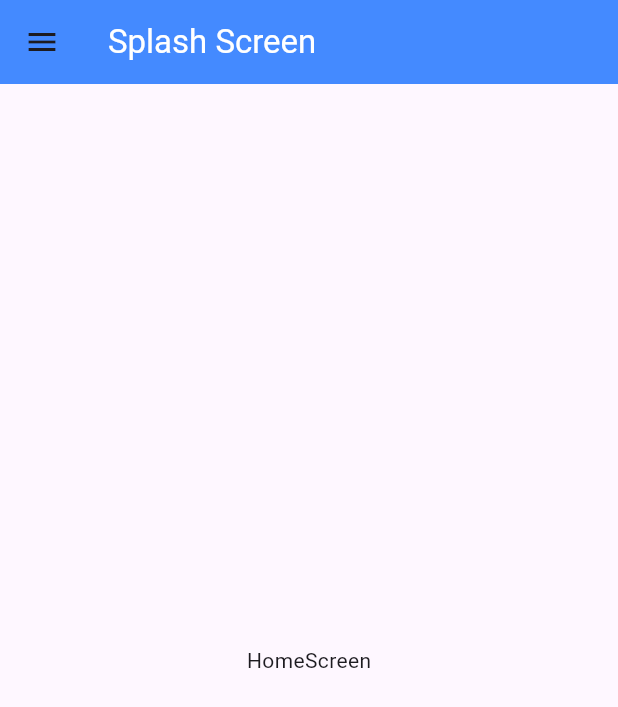
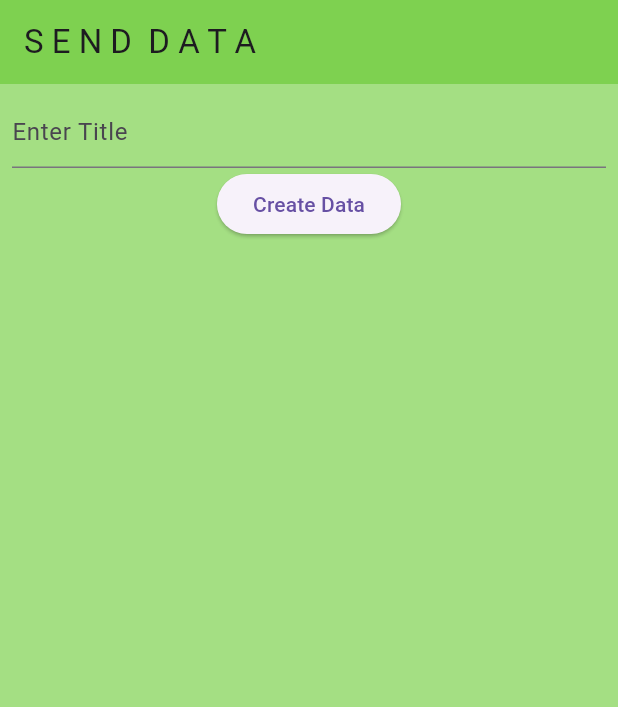
Before and after one commit to nkverma07/building_block, a Flutter app: the screen it shows after launch, on a phone screen of 412 x 824 dp. Shown: the top 707 px of the screen. Run offline on Flutter 3.47's test engine with Material 3 defaults, Android fonts, the light colour scheme and no system bars.

Commit message:
networking send data

```diff
--- a/lib/main.dart
+++ b/lib/main.dart
@@ -1,7 +1,7 @@
 
-import 'package:building_block/splash_screen.dart';
+import 'package:building_block/sendData.dart';
 import 'package:flutter/material.dart';
 
 void main() {
-  runApp(const StartSplashScreen());
+  runApp(const SendData());
 }
--- /dev/null
+++ b/lib/sendData.dart
@@ -0,0 +1,112 @@
+import 'dart:convert';
+
+import 'package:flutter/material.dart';
+import 'package:http/http.dart' as http;
+
+class Album {
+  final int id;
+  final String title;
+
+  Album({required this.id, required this.title});
+
+  factory Album.fromJson(Map<String, dynamic> json) {
+    return switch (json) {
+      {
+        'id': int id,
+        'title': String title,
+      } =>
+        Album(
+          id: id,
+          title: title,
+        ),
+      _ => throw const FormatException('Failed to load album.'),
+    };
+  }
+}
+
+Future<Album> createAlbum(String title) async {
+  final response =
+      await http.post(Uri.parse("https://jsonplaceholder.typicode.com/albums"),
+      headers: <String, String>{
+      'Content-Type': 'application/json; charset=UTF-8',
+    },
+    body: jsonEncode(<String, String>{
+      'title': title,
+    }),
+      );
+
+  if (response.statusCode == 201) {
+    return Album.fromJson(jsonDecode(response.body) as Map<String, dynamic>);
+  } else {
+    throw Exception("Data Not Found");
+  }
+}
+
+class SendData extends StatelessWidget {
+  const SendData({super.key});
+
+  @override
+  Widget build(BuildContext context) {
+    return const MaterialApp(
+      home: SendDataHome(),
+    );
+  }
+}
+
+class SendDataHome extends StatefulWidget {
+  const SendDataHome({super.key});
+
+  @override
+  State<SendDataHome> createState() => _SendDataomeState();
+}
+
+class _SendDataomeState extends State<SendDataHome> {
+  final TextEditingController _controller = TextEditingController();
+  Future<Album>? futureAlbum;
+  @override
+  Widget build(BuildContext context) {
+    return Scaffold(
+      backgroundColor: const Color.fromARGB(150, 100, 200, 300),
+      appBar: AppBar(
+      backgroundColor: const Color.fromARGB(150, 100, 200, 300),
+        title: const Text("S E N D  D A T A"),
+      ),
+      body: Container(
+        alignment: Alignment.center,
+        padding: const EdgeInsets.all(8),
+        child: (futureAlbum == null) ? buildColumn() : buildFutureBuilder(),
+      ),
+    );
+  }
+
+  Column buildColumn() {
+    return Column(
+      children: [
+        TextField(
+          controller: _controller,
+          decoration: const InputDecoration(hintText: 'Enter Title'),
+        ),
+        ElevatedButton(
+            onPressed: () {
+              setState(() {
+                futureAlbum = createAlbum(_controller.text.toString());
+              });
+            },
+            child: const Text('Create Data'))
+      ],
+    );
+  }
+
+  FutureBuilder<Album> buildFutureBuilder() {
+    return FutureBuilder<Album>(
+        future: futureAlbum,
+        builder: (context, snapshot) {
+          if (snapshot.hasData) {
+            return Text(snapshot.data!.title);
+          } else if (snapshot.hasError) {
+            return Text('${snapshot.error}');
+          }
+          return const CircularProgressIndicator();
+        });
+  }
+}
```
Also changed, not shown: lib/network_get_http.dart (+34 -11 lines), lib/network_get_http_class.dart (+29 -33 lines).
